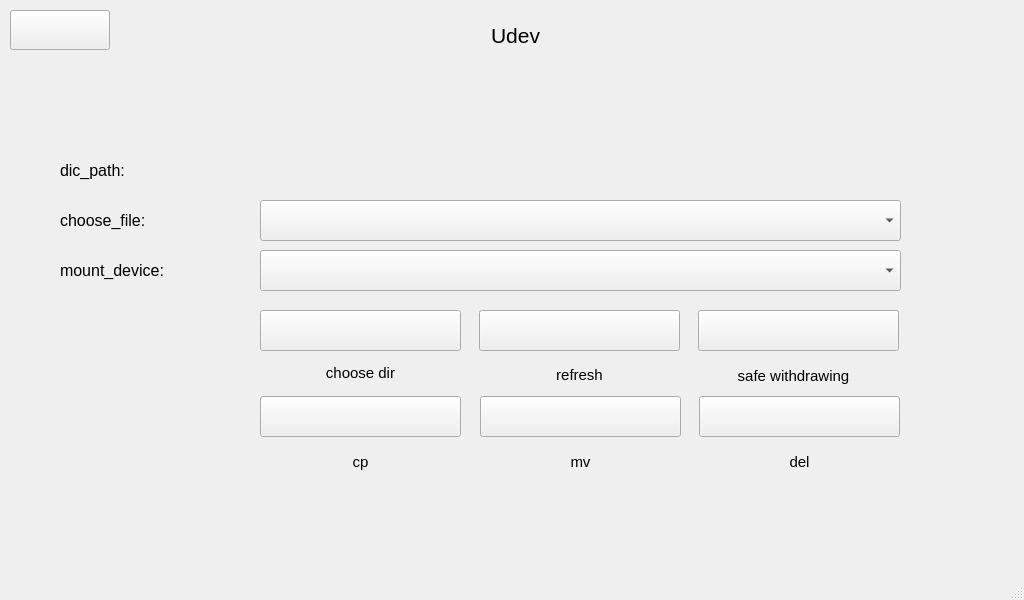
Qt form qt/t507/udev.ui (jizizihe/baijie_demo) before a commit.
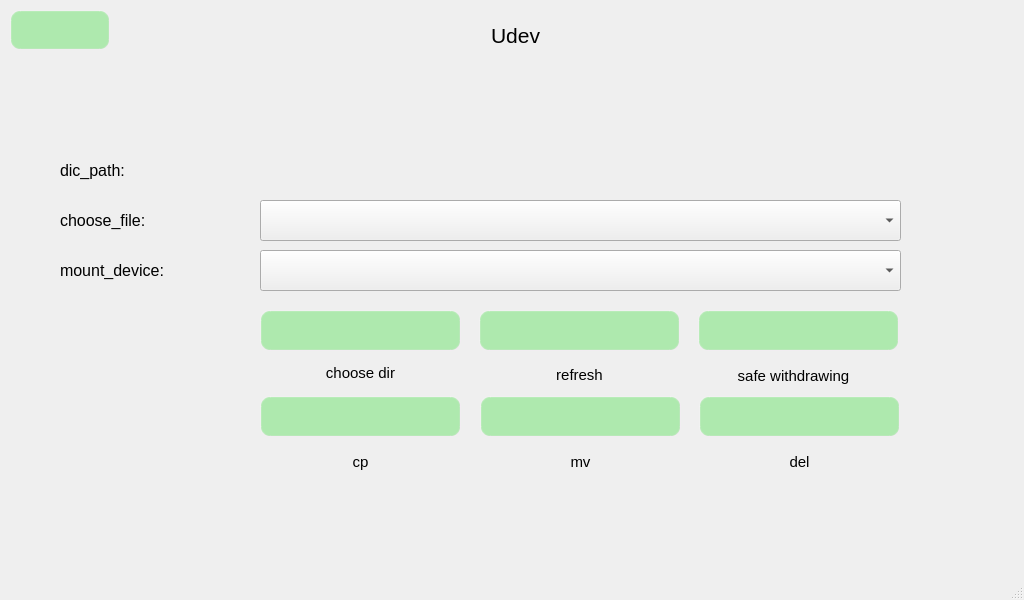
The same form after that commit. Icons and pictures are not drawn.

Patch:
```diff
--- a/qt/t507/udev.ui
+++ b/qt/t507/udev.ui
@@ -13,6 +13,44 @@
   <property name="windowTitle">
    <string>MainWindow</string>
   </property>
+  <property name="styleSheet">
+   <string notr="true">/****************按钮部件*******************/
+QPushButton{
+     background-color: rgba(100, 225, 100, 120);/*背景色*/
+     border-style: outset; /*边框样式*/
+     border-width:  2px;  /*边框宽度为4像素*/
+     border-radius: 10px; /*边框圆角半径*/
+     border-color: rgba(255, 225, 255, 30);/*边框颜色*/
+     font: bold 14px;/*字体*/
+     color:rgba(0, 0, 0, 100);/*字体颜色*/
+     padding: 6px; /*填衬*/
+	outline: none; /*去掉按钮的虚线框*/
+}
+
+QPushButton:hover{ /*鼠标悬停在按钮上时*/
+        background-color:rgba(100,255,100, 100);
+        border-color: rgba(255, 225, 255, 200);
+        color:rgba(0, 0, 0, 200);
+}
+
+QPushButton:pressed { /*按钮被按下时*/
+     background-color:rgba(100,255,100, 200);
+     border-color: rgba(255, 225, 255, 30);
+     border-style: inset;
+     color:rgba(0, 0, 0, 100);
+}
+
+/****************滑块部件*******************/
+
+
+QSlider::handle:horizontal { /*水平滑块的手柄*/
+        image: url(:/image/sliderHandle.png);
+ }
+
+QSlider::sub-page:horizontal { /*水平滑块手柄以前的部分*/
+        border-image: url(:/image/slider.png);/*边框图片*/
+ }</string>
+  </property>
   <widget class="QWidget" name="centralwidget">
    <widget class="QPushButton" name="return_2">
     <property name="geometry">
@@ -23,6 +61,9 @@
       <height>40</height>
      </rect>
     </property>
+    <property name="styleSheet">
+     <string notr="true"/>
+    </property>
     <property name="text">
      <string/>
     </property>
@@ -41,6 +82,9 @@
       <height>41</height>
      </rect>
     </property>
+    <property name="styleSheet">
+     <string notr="true"/>
+    </property>
     <property name="text">
      <string/>
     </property>
@@ -100,6 +144,9 @@
       <height>41</height>
      </rect>
     </property>
+    <property name="styleSheet">
+     <string notr="true"/>
+    </property>
     <property name="text">
      <string/>
     </property>
@@ -123,6 +170,9 @@
       <height>41</height>
      </rect>
     </property>
+    <property name="styleSheet">
+     <string notr="true"/>
+    </property>
     <property name="text">
      <string/>
     </property>
@@ -146,6 +196,9 @@
       <height>41</height>
      </rect>
     </property>
+    <property name="styleSheet">
+     <string notr="true"/>
+    </property>
     <property name="text">
      <string/>
     </property>
@@ -225,6 +278,9 @@
       <height>41</height>
      </rect>
     </property>
+    <property name="styleSheet">
+     <string notr="true"/>
+    </property>
     <property name="text">
      <string/>
     </property>
@@ -248,6 +304,9 @@
       <height>41</height>
      </rect>
     </property>
+    <property name="styleSheet">
+     <string notr="true"/>
+    </property>
     <property name="text">
      <string/>
     </property>
```
